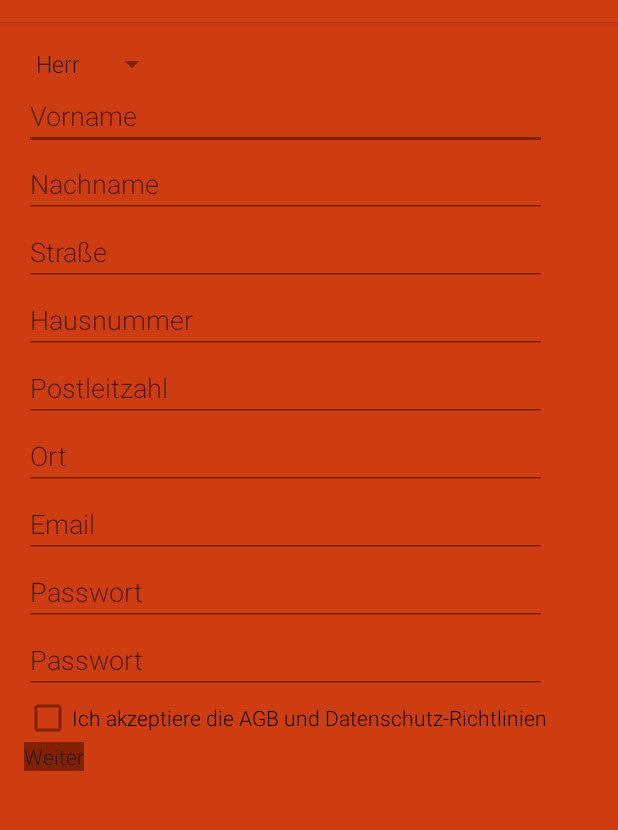
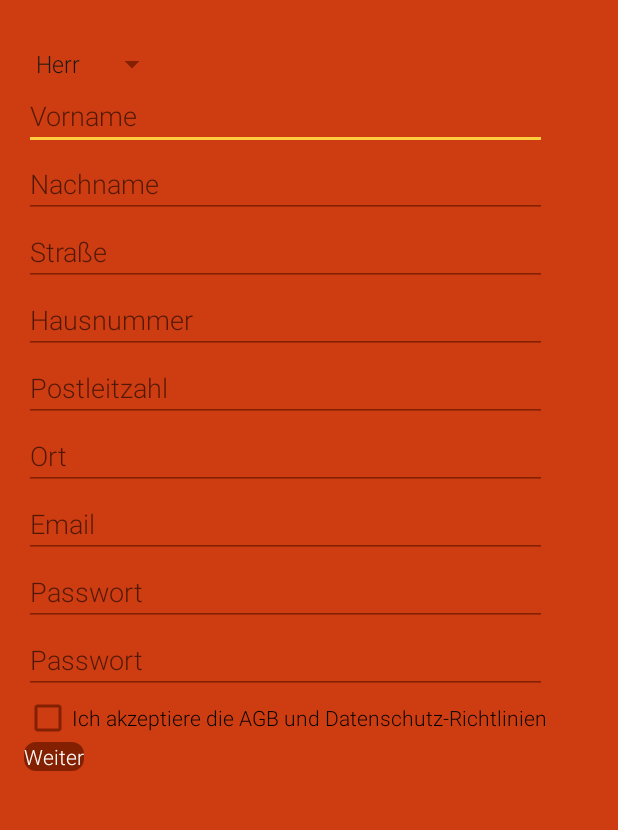
Before and after one commit to DominikS745/App-entwicklung, an Android app: the RegistrierenActivity screen opened directly, with no data from a screen before it, on a phone screen of 412 x 824 dp, the part 62-892 px from its top. Run offline under Robolectric (Android 15) with nearby library versions, the phone set to English and light mode, and no system bars.

Commit message:
Neues button shape.xml

```diff
--- /dev/null
+++ b/app/src/main/res/drawable-hdpi/button_shape.xml
@@ -0,0 +1,11 @@
+<?xml version="1.0" encoding="utf-8"?>
+<shape xmlns:android="http://schemas.android.com/apk/res/android"
+    android:shape="rectangle">
+    <corners android:radius="8dp" />
+    <solid android:color="@color/button"/>
+    <padding
+        android:bottom="0dp"
+        android:left="0dp"
+        android:right="0dp"
+        android:top="0dp" />
+</shape>
--- a/app/src/main/res/values/styles.xml
+++ b/app/src/main/res/values/styles.xml
@@ -3,24 +3,32 @@
 
     <!--App Theme -->
     <style name="PizzaButlerTheme" parent="@style/Theme.AppCompat.Light.DarkActionBar" >
-        <item name="colorPrimary">@color/background</item>
-        <item name="colorPrimaryDark">@color/background_dark</item>
-        <item name="colorAccent">@color/button</item>
+        <!-- Colors -->
+        <item name="colorPrimary">@android:color/transparent</item>
+        <item name="colorPrimaryDark">@color/obere_leiste</item>
+        <item name="colorAccent">@color/gelb</item>
         <item name="android:textColorPrimary">@color/text_grey</item>
         <item name="android:textColorSecondary">@color/text_red</item>
+        <!-- Background -->
         <item name="android:windowBackground">@color/background</item>
+        <!-- Font -->
+        <item name="android:fontFamily">sans-serif-light</item>
+        <!--Refering other Styles (complex) -->
         <item name="android:buttonStyle">@style/ButtonStyle</item>
-        <item name="android:fontFamily">sans-serif-light</item>
     </style>
 
     <!-- Button Style -->
     <style name="ButtonStyle">
-        <item name="android:background">@color/button</item>
+        <item name="android:background">@drawable/button_shape</item>
+        <item name="android:textColor">@android:color/white</item>
+        <!--<item name="android:textSize">24sp</item> -->
+        <!--<item name="android:textStyle">bold</item> -->
+        <item name="android:radius">8dp</item>
     </style>
 
     <!-- Button Style für Start Screen -->
     <style name="WelcomeButon">
-        <item name="android:background">@drawable/button_shape</item>
+        <item name="android:background">@drawable/button_shape_start</item>
         <item name="android:textColor">@android:color/white</item>
         <item name="android:textSize">24sp</item>
         <item name="android:textStyle">bold</item>
```
Also changed, not shown: app/src/main/res/layout/toolbar_start.xml (deleted, +0 -32 lines), app/src/main/res/drawable/button_shape_start.xml (renamed from app/src/main/res/drawable/button_shape.xml).
